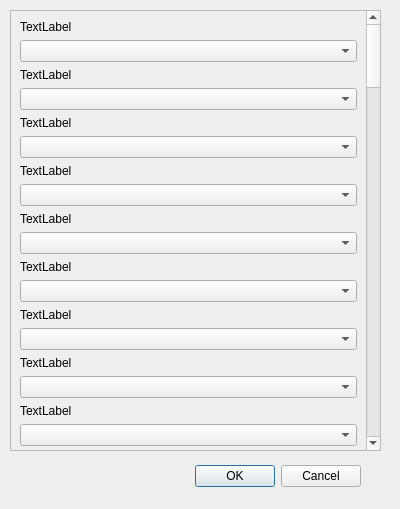
Dizzy611/DancingMadFF6, file installer/customtrackselection.ui: the form before one commit.
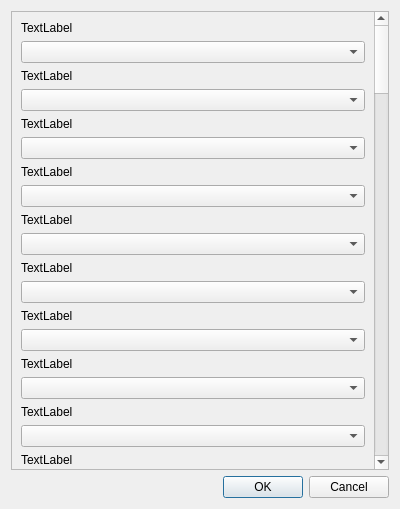
The form after the commit.

Commit message: [AI Assisted] Harden installer DPI layout and preserve normal-scale behavior

```diff
--- a/installer/customtrackselection.ui
+++ b/installer/customtrackselection.ui
@@ -13,43 +13,13 @@
   <property name="windowTitle">
    <string>Soundtrack Customizer</string>
   </property>
-  <widget class="QDialogButtonBox" name="buttonBox">
-   <property name="geometry">
-    <rect>
-     <x>20</x>
-     <y>460</y>
-     <width>341</width>
-     <height>32</height>
-    </rect>
-   </property>
-   <property name="orientation">
-    <enum>Qt::Horizontal</enum>
-   </property>
-   <property name="standardButtons">
-    <set>QDialogButtonBox::Cancel|QDialogButtonBox::Ok</set>
-   </property>
-  </widget>
+    <layout class="QVBoxLayout" name="dialogLayout">
+     <item>
   <widget class="QScrollArea" name="scrollArea">
-   <property name="geometry">
-    <rect>
-     <x>10</x>
-     <y>10</y>
-     <width>371</width>
-     <height>441</height>
-    </rect>
-   </property>
    <property name="widgetResizable">
     <bool>true</bool>
    </property>
    <widget class="QWidget" name="scrollAreaWidgetContents">
-    <property name="geometry">
-     <rect>
-      <x>0</x>
-      <y>-2815</y>
-      <width>355</width>
-      <height>3254</height>
-     </rect>
-    </property>
     <layout class="QVBoxLayout" name="verticalLayout_2">
      <item>
       <layout class="QVBoxLayout" name="verticalLayout">
@@ -658,6 +628,18 @@
     </layout>
    </widget>
   </widget>
+    </item>
+    <item>
+     <widget class="QDialogButtonBox" name="buttonBox">
+      <property name="orientation">
+        <enum>Qt::Horizontal</enum>
+      </property>
+      <property name="standardButtons">
+        <set>QDialogButtonBox::Cancel|QDialogButtonBox::Ok</set>
+      </property>
+     </widget>
+    </item>
+  </layout>
  </widget>
  <resources/>
  <connections>
```
Lines whose indentation alone changed are shown as unchanged. The commit also changes 3 other files.
